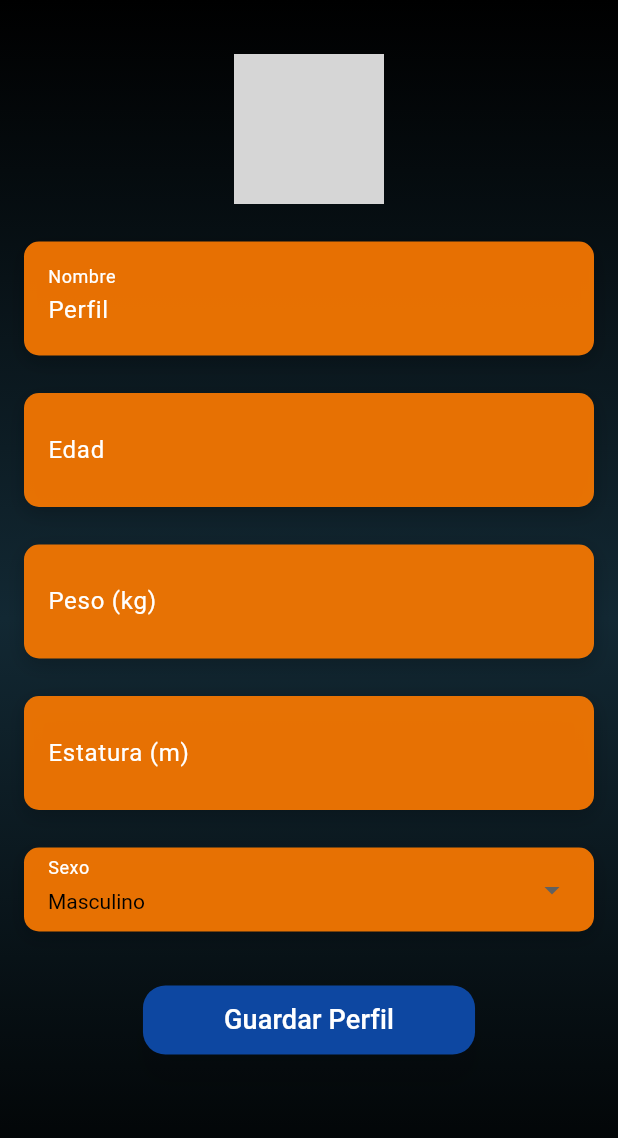
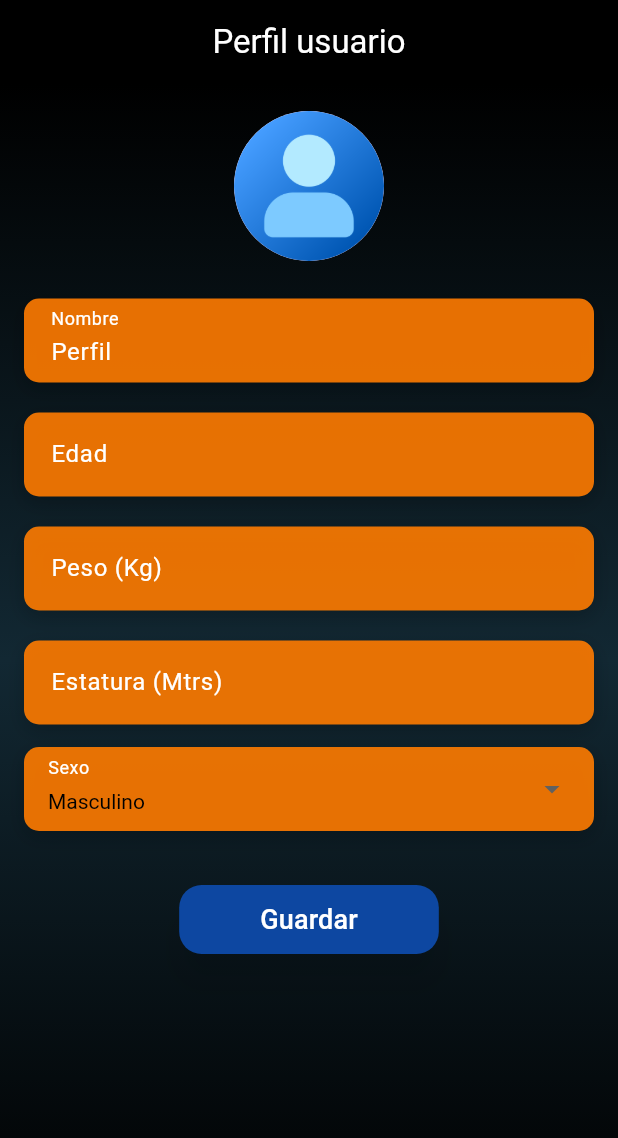
Before and after one commit to BrenRubio/hyperfit, a Flutter app: the PerfilUsuario screen opened directly, on a phone screen of 412 x 824 dp. Shown: the top 1138 px of the screen. Run offline on Flutter 3.47's test engine with Material 3 defaults, Android fonts, the phone set to English and light mode, and no system bars; our stand-ins replace cloud_firestore, firebase_auth, firebase_core, google_sign_in; accounts and stored records are empty; grey boxes are pictures that could not be loaded.

Commit message:
Perfil modificaciones

```diff
--- a/lib/main.dart
+++ b/lib/main.dart
@@ -33,7 +33,7 @@ class _loadingState extends State<loading> {
   @override
   void initState() {
     Future.delayed(
-      const Duration(milliseconds: 4000),
+      const Duration(milliseconds: 2000),
       () => Navigator.push(
           context, MaterialPageRoute(builder: (context) => InicioSesion())),
     );
--- a/lib/paginas/perfil_usuario.dart
+++ b/lib/paginas/perfil_usuario.dart
@@ -39,8 +39,18 @@ class _PerfilUsuarioState extends State<PerfilUsuario> {
   @override
   Widget build(BuildContext context) {
     return Scaffold(
+      appBar: AppBar(
+        automaticallyImplyLeading: false, // Quita la flecha de regreso
+        title: Center(
+          child: const Text(
+            'Perfil usuario',
+            style: TextStyle(
+                color: Colors.white), // Cambia el color del texto aquí
+          ),
+        ),
+        backgroundColor: Colors.black,
+      ),
       body: SafeArea(
-        // Asegura que el contenido no se superponga con elementos del sistema
         child: Container(
           width: double.infinity, // Ocupa todo el ancho disponible
           height: double.infinity, // Ocupa todo el alto disponible
@@ -60,21 +70,25 @@ class _PerfilUsuarioState extends State<PerfilUsuario> {
               padding: const EdgeInsets.all(16.0),
               child: Column(
                 children: <Widget>[
-                  const SizedBox(height: 20),
+                  const SizedBox(height: 2),
                   const CircleAvatar(
                     radius: 50,
-                    backgroundImage: AssetImage('assets/perfil.jpg'),
+                    backgroundImage: AssetImage('assets/perfil.png'),
                   ),
                   const SizedBox(height: 20),
-                  _crearCampoTexto(
-                      'Nombre', _nombreController, readOnly: true), // Nombre autocompletado y de solo lectura
-                  const SizedBox(height: 15),
-                  _crearCampoTexto('Edad', _edadController, isNumber: true, maxLength: 4),
-                  const SizedBox(height: 15),
-                  _crearCampoTexto('Peso (kg)', _pesoController, isNumber: true, maxLength: 4),
-                  const SizedBox(height: 15),
-                  _crearCampoTexto('Estatura (m)', _estaturaController, isNumber: true, maxLength: 4),
-                  const SizedBox(height: 15),
+                  _crearCampoTexto('Nombre', _nombreController,
+                      readOnly:
+                          true), // Nombre autocompletado y de solo lectura
+                  const SizedBox(height: 10),
+                  _crearCampoTexto('Edad', _edadController,
+                      isNumber: true, maxLength: 3),
+                  const SizedBox(height: 10),
+                  _crearCampoTexto('Peso (Kg)', _pesoController,
+                      isNumber: true, maxLength: 4),
+                  const SizedBox(height: 10),
+                  _crearCampoTexto('Estatura (Mtrs)', _estaturaController,
+                      isNumber: true, maxLength: 4),
+                  const SizedBox(height: 05),
                   _crearCampoDropdown('Sexo', ['Masculino', 'Femenino']),
                   const SizedBox(height: 30),
                   ElevatedButton(
@@ -92,7 +106,7 @@ class _PerfilUsuarioState extends State<PerfilUsuario> {
                     child: Padding(
                       padding: const EdgeInsets.symmetric(
                           horizontal: 30, vertical: 10),
-                      child: Text('Guardar Perfil',
+                      child: Text('Guardar',
                           style: TextStyle(fontSize: 18, color: Colors.white)),
                     ),
                   ),
@@ -108,7 +122,8 @@ class _PerfilUsuarioState extends State<PerfilUsuario> {
   Widget _crearCampoTexto(String label, TextEditingController controller,
       {bool isNumber = false, bool readOnly = false, int? maxLength}) {
     return Container(
-      width: double.infinity, // Asegura que el campo ocupe todo el ancho disponible
+      width: double
+          .infinity, // Asegura que el campo ocupe todo el ancho disponible
       decoration: BoxDecoration(
         color: const Color.fromARGB(255, 255, 123, 0).withOpacity(0.9),
         borderRadius: BorderRadius.circular(10),
@@ -124,11 +139,13 @@ class _PerfilUsuarioState extends State<PerfilUsuario> {
       child: TextFormField(
         controller: controller,
         keyboardType: isNumber ? TextInputType.number : TextInputType.text,
-        readOnly: readOnly, // Hace que el campo sea de solo lectura si está activado
+        readOnly:
+            readOnly, // Hace que el campo sea de solo lectura si está activado
         inputFormatters: isNumber
             ? <TextInputFormatter>[
                 FilteringTextInputFormatter.digitsOnly, // Solo permite números
-                LengthLimitingTextInputFormatter(maxLength), // Limita a 4 caracteres
+                LengthLimitingTextInputFormatter(
+                    maxLength), // Limita a 4 caracteres
               ]
             : null, // No aplica si no es número
         decoration: InputDecoration(
@@ -136,7 +153,7 @@ class _PerfilUsuarioState extends State<PerfilUsuario> {
           labelStyle: const TextStyle(color: Colors.white),
           border: InputBorder.none,
           contentPadding:
-              const EdgeInsets.symmetric(horizontal: 16, vertical: 18),
+              const EdgeInsets.symmetric(horizontal: 18, vertical: 8),
         ),
         style: const TextStyle(color: Colors.white),
       ),
@@ -145,7 +162,8 @@ class _PerfilUsuarioState extends State<PerfilUsuario> {
 
   Widget _crearCampoDropdown(String label, List<String> opciones) {
     return Container(
-      width: double.infinity, // Asegura que el dropdown ocupe todo el ancho disponible
+      width: double
+          .infinity, // Asegura que el dropdown ocupe todo el ancho disponible
       decoration: BoxDecoration(
         color: const Color.fromARGB(255, 255, 123, 0).withOpacity(0.9),
         borderRadius: BorderRadius.circular(10),
@@ -175,7 +193,8 @@ class _PerfilUsuarioState extends State<PerfilUsuario> {
         items: opciones
             .map((opcion) => DropdownMenuItem<String>(
                   value: opcion,
-                  child: Text(opcion, style: const TextStyle(color: Colors.black)),
+                  child:
+                      Text(opcion, style: const TextStyle(color: Colors.black)),
                 ))
             .toList(),
         style: const TextStyle(color: Colors.black),
@@ -222,7 +241,8 @@ class _PerfilUsuarioState extends State<PerfilUsuario> {
         Navigator.pushReplacement(
           context,
           MaterialPageRoute(
-            builder: (context) => PantallaPrincipal(nombre: _nombreController.text),
+            builder: (context) =>
+                PantallaPrincipal(nombre: _nombreController.text),
           ),
         );
       }
--- a/pubspec.yaml
+++ b/pubspec.yaml
@@ -39,6 +39,7 @@ dependencies:
   firebase_auth: ^5.3.1
   google_sign_in: ^6.2.1
   cloud_firestore: ^5.4.4
+  image_picker: ^1.1.2
 
 dev_dependencies:
   flutter_test:
@@ -64,6 +65,7 @@ flutter:
 
   assets:
     - assets/hyperfit_logo.png
+    - assets/perfil.png
     - assets/peso.jpg
     - assets/resistencia.jpg
     - assets/flexibilidad.jpg
@@ -84,6 +86,7 @@ flutter:
     - assets/bandas.jpg
     - assets/kett.jpg
     - assets/piernas.jpg
+
 
   # An image asset can refer to one or more resolution-specific "variants", see
   # https://flutter.dev/assets-and-images/#resolution-aware
```
Also changed, not shown: lib/paginas/inicio_sesion.dart (+8 -6 lines), assets/perfil.png (added), pubspec.lock, 6 other files.
